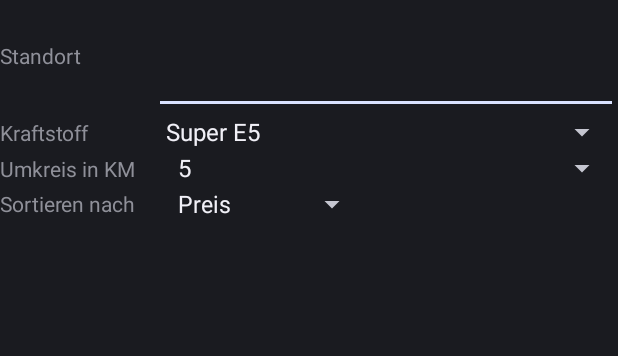
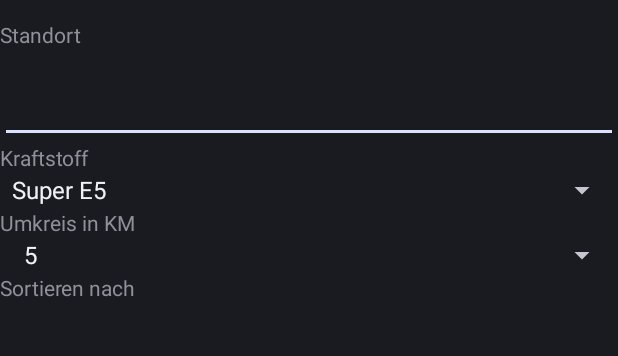
Before and after one commit to robertlange81/Android, an Android app: the SettingsActivity screen opened directly, with no data from a screen before it, on a phone screen of 412 x 824 dp, the part 64-420 px from its top. Run offline under Robolectric (Android 15) with nearby library versions, the phone set to English and light mode, and no system bars.

Commit message:
Einstelungen Format

```diff
--- a/sparesprit/app/src/main/java/com/robertlange/sparesprit/SettingsActivity.java
+++ b/sparesprit/app/src/main/java/com/robertlange/sparesprit/SettingsActivity.java
@@ -126,7 +126,7 @@ public class SettingsActivity extends Activity  {
 
             @Override
             public void afterTextChanged(Editable s) {
-                if(s.length() > 3) {
+                if(s.length() > 2) {
                     AutoCompleteServiceAccessTask task = new AutoCompleteServiceAccessTask();
                     task.execute(new String[]{""});
                 }
@@ -173,7 +173,7 @@ public class SettingsActivity extends Activity  {
                 adapter = new ArrayAdapter<String>
                         (SettingsActivity.this,android.R.layout.select_dialog_item, townSuggest);
                 townSet = (AutoCompleteTextView)findViewById(R.id.townSetAutoComplete);
-                townSet.setThreshold(4);
+                townSet.setThreshold(3);
                 townSet.setAdapter(adapter);
                 adapter.notifyDataSetChanged();
             }
--- a/sparesprit/app/src/main/res/layout/settings.xml
+++ b/sparesprit/app/src/main/res/layout/settings.xml
@@ -4,6 +4,7 @@
     android:layout_width="fill_parent"
     android:layout_height="wrap_content"
     android:orientation="vertical" >
+
 
     <LinearLayout
     android:layout_width="fill_parent"
@@ -13,7 +14,8 @@
     <TextView
         android:layout_width="0dp"
         android:layout_height="wrap_content"
-        android:layout_weight="0.25"
+        android:layout_weight="0.50"
+        android:ems="10"
         android:text="Standort" />
 
     <!-- EditText
@@ -23,6 +25,13 @@
         android:layout_height="wrap_content"
         android:layout_weight="0.75"
         android:ems="10" /-->
+
+    </LinearLayout>
+
+    <LinearLayout
+        android:layout_width="fill_parent"
+        android:layout_height="wrap_content"
+        android:orientation="horizontal" >
 
         <AutoCompleteTextView
             android:id="@+id/townSetAutoComplete"
@@ -35,6 +44,7 @@
             android:text="" />
     </LinearLayout>
 
+
     <LinearLayout
     android:layout_width="fill_parent"
     android:layout_height="wrap_content"
@@ -43,8 +53,16 @@
     <TextView
         android:layout_width="0dp"
         android:layout_height="wrap_content"
-        android:layout_weight="0.25"
+        android:layout_weight="0.50"
+        android:ems="10"
         android:text="Kraftstoff" />
+
+    </LinearLayout>
+
+    <LinearLayout
+        android:layout_width="fill_parent"
+        android:layout_height="wrap_content"
+        android:orientation="horizontal" >
 
         <Spinner
             android:layout_height="wrap_content"
@@ -66,9 +84,15 @@
     <TextView
         android:layout_width="0dp"
         android:layout_height="wrap_content"
-        android:layout_weight="0.25"
+        android:layout_weight="0.50"
+        android:ems="10"
         android:text="Umkreis in KM" />
+    </LinearLayout>
 
+    <LinearLayout
+        android:layout_width="fill_parent"
+        android:layout_height="wrap_content"
+        android:orientation="horizontal" >
         <Spinner
             android:layout_width="0dp"
             android:layout_height="wrap_content"
@@ -92,6 +116,7 @@
             android:layout_gravity="center_vertical"
             android:layout_weight="0.25"
             android:text="Sortieren nach" />
+    </LinearLayout>
 
     <LinearLayout
         android:layout_width="0dp"
@@ -108,6 +133,6 @@
             android:id="@+id/sortBySet"
             android:contentDescription="Such-Priorität"
             android:theme="@android:style/Widget.DropDownItem.Spinner" />
+
     </LinearLayout>
 </LinearLayout>
-</LinearLayout>
```
Lines whose indentation alone changed are shown as unchanged.
